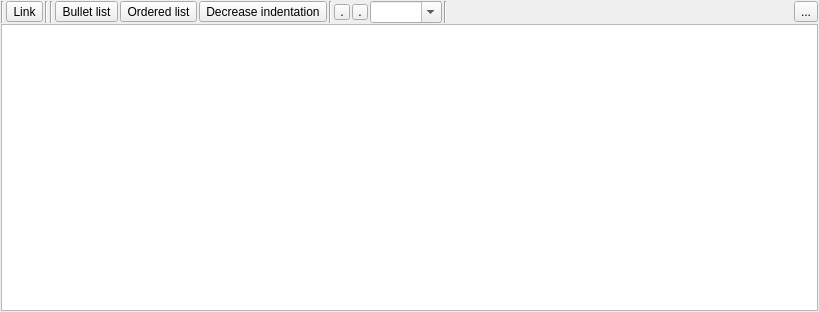
First picture: the form in qtxtreader.ui, repository guangmingwan/rs97-txtReader, before the edit.
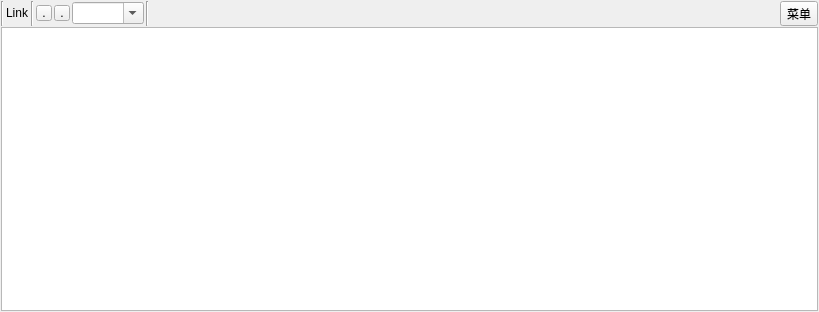
Second picture: the form after the edit. Icons and pictures are not drawn. Custom widgets are drawn as their Qt base class.

```diff
--- a/qtxtreader.ui
+++ b/qtxtreader.ui
@@ -56,7 +56,7 @@
        </widget>
       </item>
       <item>
-       <widget class="QToolButton" name="f_link">
+       <widget class="QLabel" name="f_link">
         <property name="focusPolicy">
          <enum>Qt::ClickFocus</enum>
         </property>
@@ -66,20 +66,7 @@
         <property name="text">
          <string>Link</string>
         </property>
-        <property name="icon">
-         <iconset theme="applications-internet">
-          <normaloff/>
-         </iconset>
-        </property>
-        <property name="iconSize">
-         <size>
-          <width>16</width>
-          <height>16</height>
-         </size>
-        </property>
-        <property name="checkable">
-         <bool>true</bool>
-        </property>
+        
        </widget>
       </item>
       <item>
@@ -90,89 +77,7 @@
        </widget>
       </item>
       
-      <item>
-       <widget class="Line" name="line_5">
-        <property name="orientation">
-         <enum>Qt::Vertical</enum>
-        </property>
-       </widget>
-      </item>
-      <item>
-       <widget class="QToolButton" name="f_list_bullet">
-        <property name="focusPolicy">
-         <enum>Qt::ClickFocus</enum>
-        </property>
-        <property name="toolTip">
-         <string>Bullet list (CTRL+-)</string>
-        </property>
-        <property name="text">
-         <string>Bullet list</string>
-        </property>
-        <property name="iconSize">
-         <size>
-          <width>16</width>
-          <height>16</height>
-         </size>
-        </property>
-        <property name="checkable">
-         <bool>true</bool>
-        </property>
-       </widget>
-      </item>
-      <item>
-       <widget class="QToolButton" name="f_list_ordered">
-        <property name="focusPolicy">
-         <enum>Qt::ClickFocus</enum>
-        </property>
-        <property name="toolTip">
-         <string>Ordered list (CTRL+=)</string>
-        </property>
-        <property name="text">
-         <string>Ordered list</string>
-        </property>
-        <property name="iconSize">
-         <size>
-          <width>16</width>
-          <height>16</height>
-         </size>
-        </property>
-        <property name="checkable">
-         <bool>true</bool>
-        </property>
-       </widget>
-      </item>
-      <item>
-       <widget class="QToolButton" name="f_indent_dec">
-        <property name="focusPolicy">
-         <enum>Qt::ClickFocus</enum>
-        </property>
-        <property name="toolTip">
-         <string>Decrease indentation (CTRL+,)</string>
-        </property>
-        <property name="text">
-         <string>Decrease indentation</string>
-        </property>
-        <property name="icon">
-         <iconset theme="format-indent-less">
-          <normaloff/>
-         </iconset>
-        </property>
-        <property name="iconSize">
-         <size>
-          <width>16</width>
-          <height>16</height>
-         </size>
-        </property>
-       </widget>
-      </item>
-      
-      <item>
-       <widget class="Line" name="line_2">
-        <property name="orientation">
-         <enum>Qt::Vertical</enum>
-        </property>
-       </widget>
-      </item>
+     
       <item>
        <widget class="QToolButton" name="f_fgcolor">
         <property name="minimumSize">
@@ -272,7 +177,7 @@
       <item>
        <widget class="QToolButton" name="f_menu">
         <property name="text">
-         <string>...</string>
+         <string>菜单</string>
         </property>
        </widget>
       </item>
```
Left out of the diff: 5 changed lines with no effect on the pictures.
